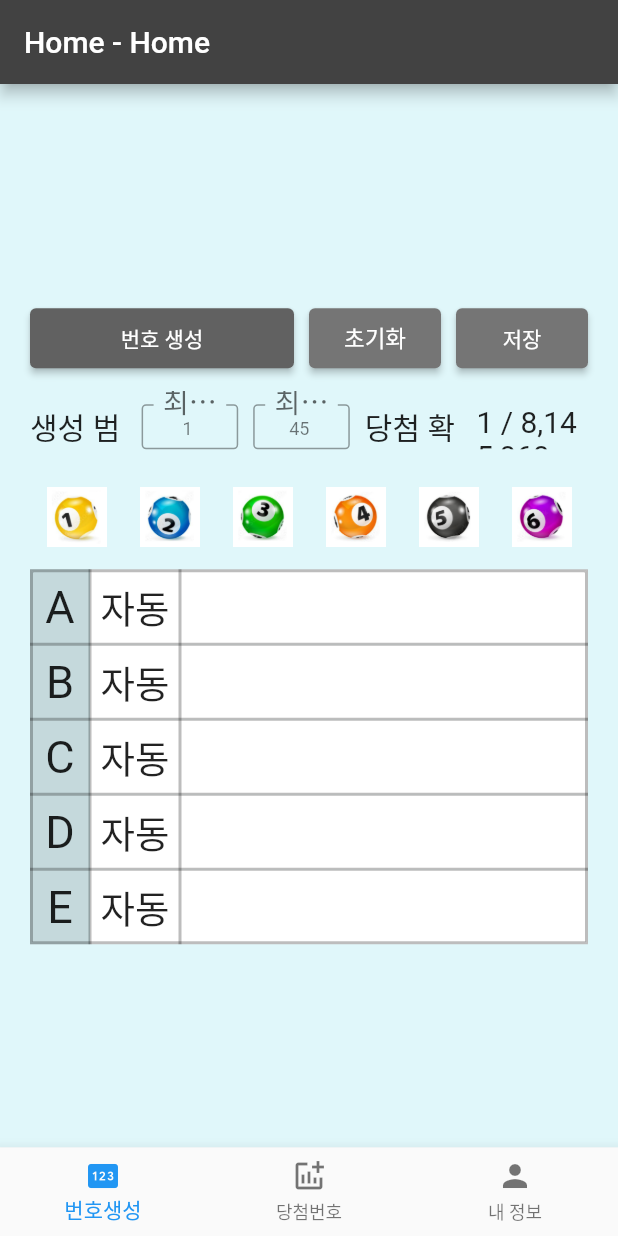
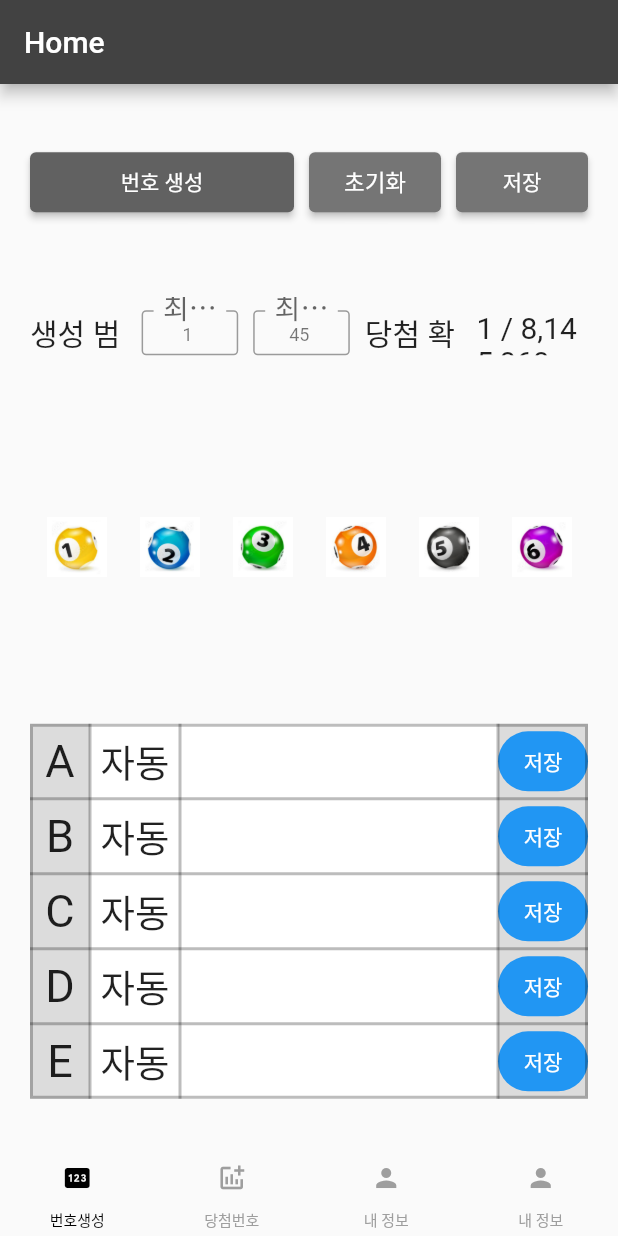
Before and after one commit to zzugoon/Lt645App, a Flutter app: the screen it shows after launch, on a phone screen of 412 x 824 dp. Run offline on Flutter 3.47's test engine with Material 2 defaults, Android fonts, the light colour scheme and no system bars; our stand-ins replace numberpicker; Roboto replaces fonts that are missing (on_goelip); project files that could hold a hidden picture were left out.

Commit message:
add saveButton

```diff
--- a/lib/destination/destinationView.dart
+++ b/lib/destination/destinationView.dart
@@ -29,7 +29,7 @@ class _DestinationViewState extends State<DestinationView> {
           builder: (BuildContext context) {
             switch (settings.name) {
               case '/':
-                return RootPage(destination: widget.destination);
+                return RootPage();
               case '/list':
                 return ListPage(destination: widget.destination);
               case '/text':
--- a/lib/home/RootPage.dart
+++ b/lib/home/RootPage.dart
@@ -8,9 +8,7 @@ import '../destination/destination.dart';
 import '../genNum/genNumber.dart';
 
 class RootPage extends StatefulWidget {
-  const RootPage({super.key, required this.destination});
-
-  final Destination destination;
+  const RootPage({super.key});
 
   @override
   State<RootPage> createState() => _RootPageState();
@@ -32,20 +30,6 @@ class _RootPageState extends State<RootPage> {
 
   TextEditingController getMinNum = TextEditingController(text: "1");
   TextEditingController getMaxNum = TextEditingController(text: "45");
-
-  Widget _buildDialog(BuildContext context) {
-    return AlertDialog(
-      title: Text('${widget.destination.title} AlertDialog'),
-      actions: <Widget>[
-        TextButton(
-          onPressed: () {
-            Navigator.pop(context);
-          },
-          child: const Text('OK'),
-        ),
-      ],
-    );
-  }
 
   @override
   void dispose() {
@@ -73,15 +57,14 @@ class _RootPageState extends State<RootPage> {
 
     return Scaffold(
       appBar: AppBar(
-        title: Text('Home - ${widget.destination.title}'),
+        title: Text('Home'), //${widget.destination.title}
         backgroundColor: Colors.grey[800],
       ),
-      backgroundColor: widget.destination.color[50],
       body: Column(
-        mainAxisAlignment: MainAxisAlignment.center,
+        mainAxisAlignment: MainAxisAlignment.spaceEvenly,
         children: <Widget>[
           Container(
-            padding: const EdgeInsets.only(left: 20, right: 20, top: 10, bottom: 10),
+            padding: const EdgeInsets.only(left: 20, right: 20, top: 0, bottom: 10),
             child: Row(
               mainAxisAlignment: MainAxisAlignment.spaceBetween,
               children: [
@@ -305,6 +288,7 @@ class _RootPageState extends State<RootPage> {
                 0: FixedColumnWidth(40),
                 1: FixedColumnWidth(60),
                 2: FlexColumnWidth(),
+                3: FixedColumnWidth(60),
               },
               defaultVerticalAlignment: TableCellVerticalAlignment.middle,
               children: <TableRow>[
@@ -327,42 +311,42 @@ class _RootPageState extends State<RootPage> {
   }
 
   listView() {
-    return Container(
-      child: Expanded(
-        child: ListView.separated(
-          padding: const EdgeInsets.only(left: 20, right: 20),
-          itemCount: numList.length,
-          itemBuilder: (BuildContext context, int index) {
-            return Container(
-                height: 50,
-                color: Colors.grey[400],
-                child: Row(
-                  mainAxisAlignment: MainAxisAlignment.spaceAround,
-                  children: <Widget>[
-                    Container(
-                      width: 30,
-                      height: 30,
-                      alignment: Alignment.center,
-                      decoration: BoxDecoration(
-                        color: Colors.yellowAccent,
-                        shape: BoxShape.circle,
-                        // borderRadius: BorderRadius.circular(30)
-                      ),
-                      child: Text(numList[index][0].toString())
-                    ),
-                    Text(numList[index][1].toString()),
-                    Text(numList[index][2].toString()),
-                    Text(numList[index][3].toString()),
-                    Text(numList[index][4].toString()),
-                    Text(numList[index][5].toString()),
-                  ],
-                )
-            );
-          },
-          separatorBuilder: (BuildContext context, int index) => const Divider(),
-        ),
-      )
-    );
+    // return Container(
+    //   child: Expanded(
+    //     child: ListView.separated(
+    //       padding: const EdgeInsets.only(left: 20, right: 20),
+    //       itemCount: numList.length,
+    //       itemBuilder: (BuildContext context, int index) {
+    //         return Container(
+    //             height: 50,
+    //             color: Colors.grey[400],
+    //             child: Row(
+    //               mainAxisAlignment: MainAxisAlignment.spaceAround,
+    //               children: <Widget>[
+    //                 Container(
+    //                   width: 30,
+    //                   height: 30,
+    //                   alignment: Alignment.center,
+    //                   decoration: BoxDecoration(
+    //                     color: Colors.yellowAccent,
+    //                     shape: BoxShape.circle,
+    //                     // borderRadius: BorderRadius.circular(30)
+    //                   ),
+    //                   child: Text(numList[index][0].toString())
+    //                 ),
+    //                 Text(numList[index][1].toString()),
+    //                 Text(numList[index][2].toString()),
+    //                 Text(numList[index][3].toString()),
+    //                 Text(numList[index][4].toString()),
+    //                 Text(numList[index][5].toString()),
+    //               ],
+    //             )
+    //         );
+    //       },
+    //       separatorBuilder: (BuildContext context, int index) => const Divider(),
+    //     ),
+    //   )
+    // );
   }
 
   Widget numberRow(numColor, numText) {
@@ -572,7 +556,16 @@ class _RootPageState extends State<RootPage> {
                     numberRow(numMapList[rowNo][j]['color'], numMapList[rowNo][j]['number']),
             ],
           ),
-        )
+        ),
+        Container(
+          alignment: Alignment.center,
+          height: 50,
+          color: Colors.black12,
+          child: FilledButton(
+            child: Text('저장'),
+            onPressed: () {  },
+          ),
+        ),
       ],
     );
   }
--- a/lib/main.dart
+++ b/lib/main.dart
@@ -18,6 +18,7 @@ class Lt645App extends StatefulWidget {
 }
 
 class _Lt645App extends State<Lt645App> with TickerProviderStateMixin<Lt645App> {
+
   static const List<Destination> allDestinations = <Destination>[
     Destination(0, 'Home', Icons.home, Colors.cyan),
     Destination(1, '6/45', Icons.filter_6, Colors.cyan),
@@ -26,30 +27,99 @@ class _Lt645App extends State<Lt645App> with TickerProviderStateMixin<Lt645App>
   ];
 
   static List<Widget> pages = <Widget>[
-    RootPage(destination: allDestinations[0]),
+    RootPage(),
     ListPage(destination: allDestinations[1]),
-    TextPage(destination: allDestinations[2])
+    TextPage(destination: allDestinations[2]),
+    TextPage(destination: allDestinations[2]),
   ];
 
   late final List<GlobalKey<NavigatorState>> navigatorKeys;
   late final List<GlobalKey> destinationKeys;
   late final List<AnimationController> destinationFaders;
   late final List<Widget> destinationViews;
+
   int selectedIndex = 0;
 
-  AnimationController buildFaderController() {
-    final AnimationController controller = AnimationController(
-        vsync: this, duration: const Duration(milliseconds: 200));
-    controller.addStatusListener((AnimationStatus status) {
-      if (status == AnimationStatus.dismissed) {
-        setState(() {}); // Rebuild unselected destinations offstage.
-      }
-    });
-    return controller;
+  // AnimationController buildFaderController() {
+  //   final AnimationController controller = AnimationController(
+  //       vsync: this, duration: const Duration(milliseconds: 200));
+  //   controller.addStatusListener((AnimationStatus status) {
+  //     if (status == AnimationStatus.dismissed) {
+  //       setState(() {}); // Rebuild unselected destinations offstage.
+  //     }
+  //   });
+  //   return controller;
+  // }
+
+  @override
+  void initState() {
+    super.initState();
+    // navigatorKeys = List<GlobalKey<NavigatorState>>.generate(allDestinations.length, (int index) => GlobalKey()).toList();
+    // destinationFaders = List<AnimationController>.generate(allDestinations.length, (int index) => buildFaderController()).toList();
+    // destinationFaders[selectedIndex].value = 1.0;
+    // destinationViews = allDestinations.map((Destination destination) {
+    //   return FadeTransition(
+    //     opacity: destinationFaders[destination.index]
+    //         .drive(CurveTween(curve: Curves.fastOutSlowIn)),
+    //     child: DestinationView(
+    //       destination: destination,
+    //       navigatorKey: navigatorKeys[destination.index],
+    //     ));
+    // }).toList();
+  }
+
+  @override
+  Widget build(BuildContext context) {
+    return DefaultTabController(
+      initialIndex: 0,
+      length: 4,
+      child: Scaffold(
+        // appBar: AppBar(
+        //   title: Text('Instagram'),
+        // ),
+        bottomNavigationBar: const SizedBox(
+          height: 50,
+          child: TabBar(
+            indicatorColor: Colors.transparent, // indicator 없애기
+            unselectedLabelColor: Colors.grey, // 선택되지 않은 tab 색
+            labelColor: Colors.black, //
+            tabs: <Widget>[
+              Tab(
+                icon : Icon(Icons.pin, size: 20.0, ),
+                child: Text('번호생성', style: TextStyle(fontSize: 10.0)),
+              ),
+              Tab(
+                icon : Icon(Icons.addchart, size: 20.0),
+                child: Text('당첨번호', style: TextStyle(fontSize: 10.0)),
+              ),
+              Tab(
+                icon : Icon(Icons.person, size: 20.0),
+                child: Text('내 정보', style: TextStyle(fontSize: 10.0)),
+              ),
+              Tab(
+                icon : Icon(Icons.person, size: 20.0),
+                child: Text('내 정보', style: TextStyle(fontSize: 10.0)),
+              ),
+            ],
+          ),
+        ),
+        body: TabBarView( //(2)
+          children: pages, // 어떤 아이템을 넣어줄 지
+        ),
+      ),
+    );
+  }
+
+  @override
+  void dispose() {
+    // for (final AnimationController controller in destinationFaders) {
+    //   controller.dispose();
+    // }
+    super.dispose();
   }
 
   _onItemTapped(int index) { // 탭을 클릭했을떄 지정한 페이지로 이동
-    setState(() {
+    /*setState(() {
       selectedIndex = index;
       //Navigator.pushNamed(context, '/list');
       switch(index) {
@@ -65,89 +135,7 @@ class _Lt645App extends State<Lt645App> with TickerProviderStateMixin<Lt645App>
         default :
           break;
       }
-    });
-  }
-
-  @override
-  void initState() {
-    super.initState();
-    navigatorKeys = List<GlobalKey<NavigatorState>>.generate(allDestinations.length, (int index) => GlobalKey()).toList();
-    destinationFaders = List<AnimationController>.generate(allDestinations.length, (int index) => buildFaderController()).toList();
-    destinationFaders[selectedIndex].value = 1.0;
-    destinationViews = allDestinations.map((Destination destination) {
-      return FadeTransition(
-        opacity: destinationFaders[destination.index]
-            .drive(CurveTween(curve: Curves.fastOutSlowIn)),
-        child: DestinationView(
-          destination: destination,
-          navigatorKey: navigatorKeys[destination.index],
-        ));
-    }).toList();
-  }
-
-  @override
-  Widget build(BuildContext context) {
-    return WillPopScope(
-      onWillPop: () async {
-        final NavigatorState navigator = navigatorKeys[selectedIndex].currentState!;
-        if (!navigator.canPop()) {
-          return true;
-        }
-        navigator.pop();
-        return false;
-      },
-      child: Scaffold(
-        body: SafeArea(
-          top: false,
-          child: Stack(
-            fit: StackFit.expand,
-            children: allDestinations.map((Destination destination) {
-              final int index = destination.index;
-              final Widget view = destinationViews[index];
-              if (index == selectedIndex) {
-                destinationFaders[index].forward();
-                return Offstage(offstage: false, child: view);
-              } else {
-                destinationFaders[index].reverse();
-                if (destinationFaders[index].isAnimating) {
-                  return IgnorePointer(child: view);
-                }
-                return Offstage(child: view);
-              }
-            }).toList(),
-          ),
-        ),
-        bottomNavigationBar: BottomNavigationBar(
-          currentIndex: selectedIndex,
-          onTap: (value) {
-            print('bottomNav click :: $value');
-            _onItemTapped(value);
-          },
-          items: const <BottomNavigationBarItem> [
-            BottomNavigationBarItem(
-              icon : Icon(Icons.pin),
-              label: '번호생성'
-            ),
-            BottomNavigationBarItem(
-              icon : Icon(Icons.addchart),
-              label: '당첨번호',
-            ),
-            BottomNavigationBarItem(
-              icon : Icon(Icons.person),
-              label: '내 정보'
-            ),
-          ]
-        ),
-      ),
-    );
-  }
-
-  @override
-  void dispose() {
-    for (final AnimationController controller in destinationFaders) {
-      controller.dispose();
-    }
-    super.dispose();
+    });*/
   }
 
 
```
